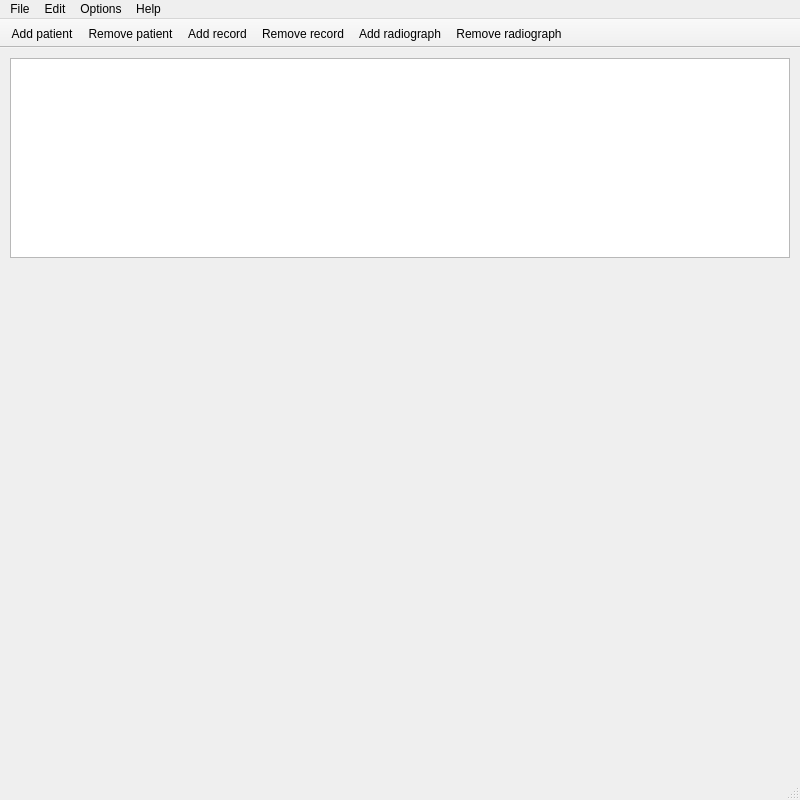
First picture: the form in forms/mainwindow.ui, repository DINOZYAVIER/hospital-manager, before the edit.
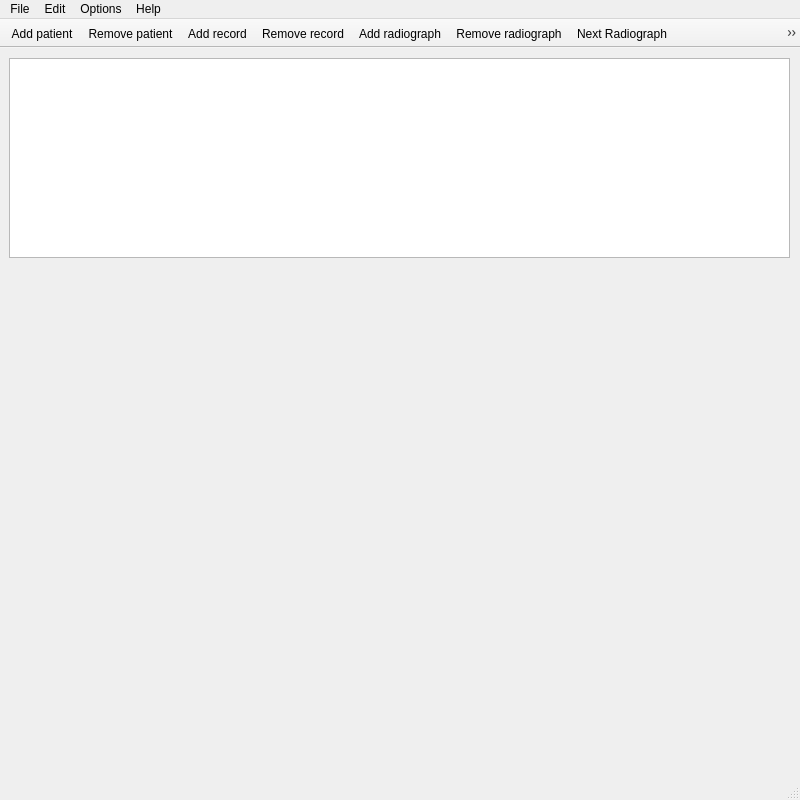
Second picture: the form after the edit. Icons and pictures are not drawn. Custom widgets are drawn as their Qt base class.

Commit message: Add radiograph display feature.

Diff of the .ui file:
```diff
--- a/forms/mainwindow.ui
+++ b/forms/mainwindow.ui
@@ -17,9 +17,9 @@
    <widget class="QTableView" name="patientTable">
     <property name="geometry">
      <rect>
-      <x>10</x>
+      <x>9</x>
       <y>10</y>
-      <width>780</width>
+      <width>781</width>
       <height>200</height>
      </rect>
     </property>
@@ -48,10 +48,10 @@
    <widget class="PatientRecordWidget" name="recordsWidget" native="true">
     <property name="geometry">
      <rect>
-      <x>0</x>
+      <x>9</x>
       <y>210</y>
-      <width>800</width>
-      <height>200</height>
+      <width>781</width>
+      <height>471</height>
      </rect>
     </property>
     <property name="sizePolicy">
@@ -61,16 +61,6 @@
      </sizepolicy>
     </property>
    </widget>
-   <widget class="RadiographWidget" name="widget" native="true">
-    <property name="geometry">
-     <rect>
-      <x>0</x>
-      <y>410</y>
-      <width>800</width>
-      <height>251</height>
-     </rect>
-    </property>
-   </widget>
   </widget>
   <widget class="QMenuBar" name="menubar">
    <property name="geometry">
@@ -155,6 +145,8 @@
    <addaction name="aRemoveRecord"/>
    <addaction name="aAddRadiograph"/>
    <addaction name="aRemoveRadiograph"/>
+   <addaction name="aNextRadiograph"/>
+   <addaction name="aPrevRadiograph"/>
   </widget>
   <action name="aRemovePatient">
    <property name="icon">
@@ -261,6 +253,22 @@
     <string>Displays all rows in record and radiograph tables</string>
    </property>
   </action>
+  <action name="aNextRadiograph">
+   <property name="text">
+    <string>Next Radiograph</string>
+   </property>
+   <property name="shortcut">
+    <string>Ctrl+Right</string>
+   </property>
+  </action>
+  <action name="aPrevRadiograph">
+   <property name="text">
+    <string>Previous radiograph</string>
+   </property>
+   <property name="shortcut">
+    <string>Ctrl+Left</string>
+   </property>
+  </action>
  </widget>
  <customwidgets>
   <customwidget>
@@ -269,12 +277,6 @@
    <header>patientrecordwidget.h</header>
    <container>1</container>
   </customwidget>
-  <customwidget>
-   <class>RadiographWidget</class>
-   <extends>QWidget</extends>
-   <header>radiographwidget.h</header>
-   <container>1</container>
-  </customwidget>
  </customwidgets>
  <resources>
   <include location="../resources/resources.qrc"/>
```
The commit also changes 9 other files.
